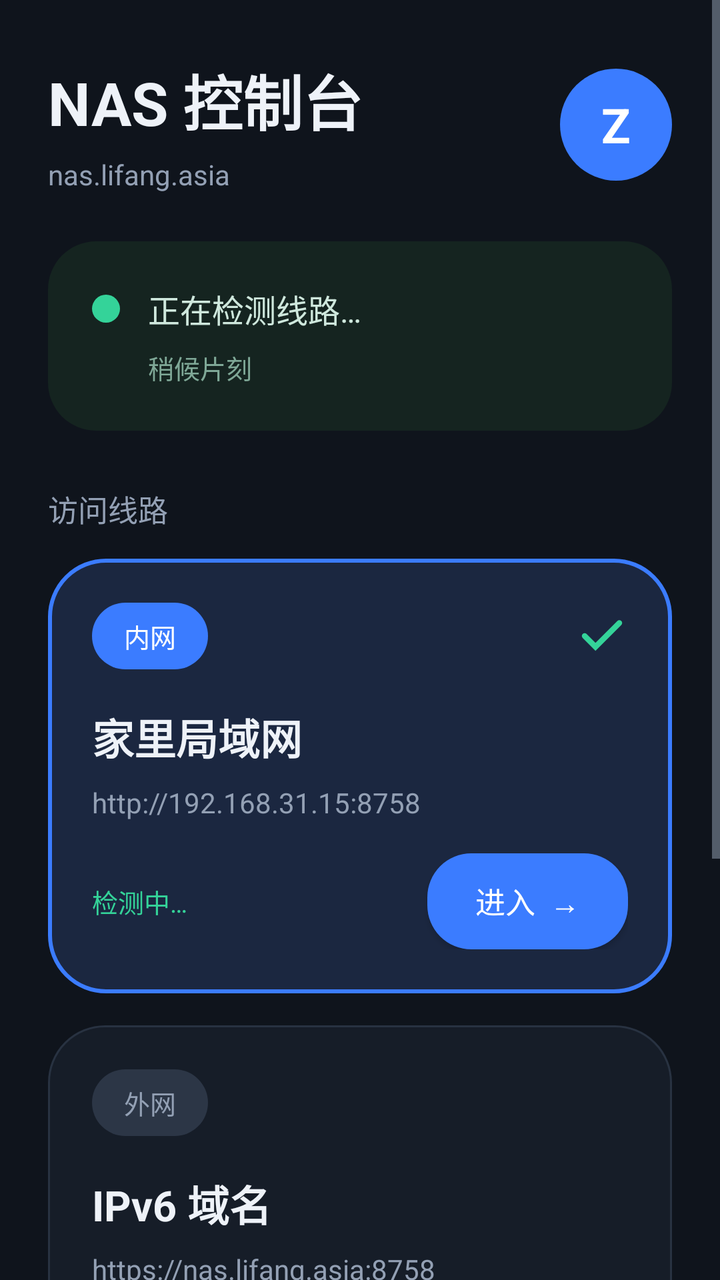
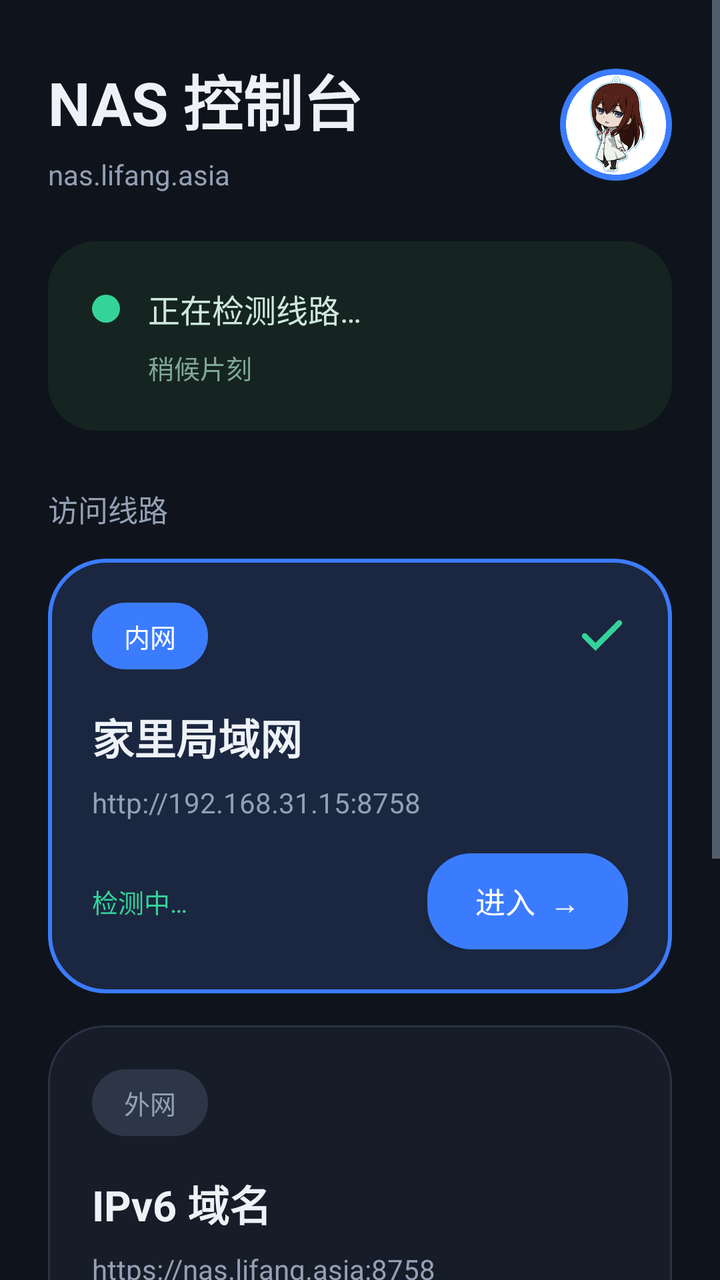

Screens rendered from an Android XML layout before and after an edit, with the pre-edit source and the edit as a unified diff.
<!-- AndroidManifest.xml: application theme Theme.NasWebView -->
<!-- res/layout/view_home.xml -->
<?xml version="1.0" encoding="utf-8"?>
<ScrollView xmlns:android="http://schemas.android.com/apk/res/android"
    android:id="@+id/screenHomeRoot"
    android:layout_width="match_parent"
    android:layout_height="match_parent"
    android:background="@color/bg"
    android:fillViewport="true">

    <LinearLayout
        android:layout_width="match_parent"
        android:layout_height="wrap_content"
        android:orientation="vertical"
        android:paddingStart="24dp"
        android:paddingTop="28dp"
        android:paddingEnd="24dp"
        android:paddingBottom="28dp">

        
        <LinearLayout
            android:layout_width="match_parent"
            android:layout_height="wrap_content"
            android:gravity="center_vertical"
            android:orientation="horizontal">

            <LinearLayout
                android:layout_width="0dp"
                android:layout_height="wrap_content"
                android:layout_weight="1"
                android:orientation="vertical">

                <TextView
                    android:layout_width="wrap_content"
                    android:layout_height="wrap_content"
                    android:text="NAS 控制台"
                    android:textColor="@color/text_primary"
                    android:textSize="30sp"
                    android:textStyle="bold" />

                <TextView
                    android:id="@+id/homeSubtitle"
                    android:layout_width="wrap_content"
                    android:layout_height="wrap_content"
                    android:layout_marginTop="6dp"
                    android:text="nas.lifang.asia"
                    android:textColor="@color/text_secondary"
                    android:textSize="14sp" />
            </LinearLayout>

            <TextView
                android:layout_width="56dp"
                android:layout_height="56dp"
                android:background="@drawable/bg_avatar"
                android:gravity="center"
                android:text="Z"
                android:textColor="@color/white"
                android:textSize="24sp"
                android:textStyle="bold" />
        </LinearLayout>

        
        <LinearLayout
            android:id="@+id/banner"
            android:layout_width="match_parent"
            android:layout_height="wrap_content"
            android:layout_marginTop="24dp"
            android:background="@drawable/bg_banner"
            android:orientation="vertical"
            android:padding="22dp">

            <LinearLayout
                android:layout_width="match_parent"
                android:layout_height="wrap_content"
                android:gravity="center_vertical"
                android:orientation="horizontal">

                <TextView
                    android:layout_width="14dp"
                    android:layout_height="14dp"
                    android:background="@drawable/bg_dot" />

                <TextView
                    android:id="@+id/bannerTitle"
                    android:layout_width="wrap_content"
                    android:layout_height="wrap_content"
                    android:layout_marginStart="14dp"
                    android:text="正在检测线路…"
                    android:textColor="#CFE8DD"
                    android:textSize="16sp" />
            </LinearLayout>

            <TextView
                android:id="@+id/bannerSub"
                android:layout_width="wrap_content"
                android:layout_height="wrap_content"
                android:layout_marginStart="28dp"
                android:layout_marginTop="8dp"
                android:text="稍候片刻"
                android:textColor="#7FA897"
                android:textSize="13sp" />
        </LinearLayout>

        
        <TextView
            android:layout_width="wrap_content"
            android:layout_height="wrap_content"
            android:layout_marginTop="28dp"
            android:text="访问线路"
            android:textColor="@color/text_secondary"
            android:textSize="15sp" />

        
        <LinearLayout
            android:id="@+id/cardLan"
            android:layout_width="match_parent"
            android:layout_height="wrap_content"
            android:layout_marginTop="14dp"
            android:background="@drawable/bg_card_active"
            android:orientation="vertical"
            android:padding="22dp">

            <LinearLayout
                android:layout_width="match_parent"
                android:layout_height="wrap_content"
                android:gravity="center_vertical"
                android:orientation="horizontal">

                <TextView
                    android:layout_width="wrap_content"
                    android:layout_height="wrap_content"
                    android:background="@drawable/bg_chip_accent"
                    android:paddingStart="16dp"
                    android:paddingTop="7dp"
                    android:paddingEnd="16dp"
                    android:paddingBottom="7dp"
                    android:text="内网"
                    android:textColor="@color/white"
                    android:textSize="13sp" />

                <View
                    android:layout_width="0dp"
                    android:layout_height="1dp"
                    android:layout_weight="1" />

                <ImageView
                    android:id="@+id/checkLan"
                    android:layout_width="26dp"
                    android:layout_height="26dp"
                    android:src="@drawable/ic_check"
                    android:tint="@color/green" />
            </LinearLayout>

            <TextView
                android:layout_width="wrap_content"
                android:layout_height="wrap_content"
                android:layout_marginTop="18dp"
                android:text="家里局域网"
                android:textColor="@color/text_primary"
                android:textSize="21sp"
                android:textStyle="bold" />

            <TextView
                android:id="@+id/addrLan"
                android:layout_width="wrap_content"
                android:layout_height="wrap_content"
                android:layout_marginTop="8dp"
                android:text="http://192.168.31.15:8758"
                android:textColor="@color/text_secondary"
                android:textSize="14sp" />

            <LinearLayout
                android:layout_width="match_parent"
                android:layout_height="wrap_content"
                android:layout_marginTop="16dp"
                android:gravity="center_vertical"
                android:orientation="horizontal">

                <TextView
                    android:id="@+id/metaLan"
                    android:layout_width="0dp"
                    android:layout_height="wrap_content"
                    android:layout_weight="1"
                    android:text="检测中…"
                    android:textColor="@color/green"
                    android:textSize="13sp" />

                <Button
                    android:id="@+id/btnEnterLan"
                    android:layout_width="wrap_content"
                    android:layout_height="48dp"
                    android:background="@drawable/bg_btn_primary"
                    android:minWidth="0dp"
                    android:minHeight="0dp"
                    android:paddingStart="24dp"
                    android:paddingEnd="24dp"
                    android:text="进入  →"
                    android:textColor="@color/white"
                    android:textSize="15sp" />
            </LinearLayout>
        </LinearLayout>

        
        <LinearLayout
            android:id="@+id/cardWan"
            android:layout_width="match_parent"
            android:layout_height="wrap_content"
            android:layout_marginTop="16dp"
            android:background="@drawable/bg_card"
            android:orientation="vertical"
            android:padding="22dp">

            <LinearLayout
                android:layout_width="match_parent"
                android:layout_height="wrap_content"
                android:gravity="center_vertical"
                android:orientation="horizontal">

                <TextView
                    android:layout_width="wrap_content"
                    android:layout_height="wrap_content"
                    android:background="@drawable/bg_chip_muted"
                    android:paddingStart="16dp"
                    android:paddingTop="7dp"
                    android:paddingEnd="16dp"
                    android:paddingBottom="7dp"
                    android:text="外网"
                    android:textColor="@color/text_secondary"
                    android:textSize="13sp" />

                <View
                    android:layout_width="0dp"
                    android:layout_height="1dp"
                    android:layout_weight="1" />

                <ImageView
                    android:id="@+id/checkWan"
                    android:layout_width="26dp"
                    android:layout_height="26dp"
                    android:src="@drawable/ic_check"
                    android:tint="@color/green"
                    android:visibility="gone" />
            </LinearLayout>

            <TextView
                android:layout_width="wrap_content"
                android:layout_height="wrap_content"
                android:layout_marginTop="18dp"
                android:text="IPv6 域名"
                android:textColor="@color/text_primary"
                android:textSize="21sp"
                android:textStyle="bold" />

            <TextView
                android:id="@+id/addrWan"
                android:layout_width="wrap_content"
                android:layout_height="wrap_content"
                android:layout_marginTop="8dp"
                android:text="https://nas.lifang.asia:8758"
                android:textColor="@color/text_secondary"
                android:textSize="14sp" />

            <LinearLayout
                android:layout_width="match_parent"
                android:layout_height="wrap_content"
                android:layout_marginTop="16dp"
                android:gravity="center_vertical"
                android:orientation="horizontal">

                <TextView
                    android:id="@+id/metaWan"
                    android:layout_width="0dp"
                    android:layout_height="wrap_content"
                    android:layout_weight="1"
                    android:text="检测中…"
                    android:textColor="@color/text_secondary"
                    android:textSize="13sp" />

                <Button
                    android:id="@+id/btnEnterWan"
                    android:layout_width="wrap_content"
                    android:layout_height="48dp"
                    android:background="@drawable/bg_btn_secondary"
                    android:minWidth="0dp"
                    android:minHeight="0dp"
                    android:paddingStart="24dp"
                    android:paddingEnd="24dp"
                    android:text="进入  →"
                    android:textColor="@color/text_primary"
                    android:textSize="15sp" />
            </LinearLayout>
        </LinearLayout>

        
        <TextView
            android:layout_width="wrap_content"
            android:layout_height="wrap_content"
            android:layout_marginTop="28dp"
            android:text="快捷操作"
            android:textColor="@color/text_secondary"
            android:textSize="15sp" />

        <LinearLayout
            android:layout_width="match_parent"
            android:layout_height="wrap_content"
            android:layout_marginTop="14dp"
            android:orientation="horizontal">

            <LinearLayout
                android:id="@+id/tileAuto"
                android:layout_width="0dp"
                android:layout_height="132dp"
                android:layout_weight="1"
                android:background="@drawable/bg_tile"
                android:gravity="center"
                android:orientation="vertical">

                <ImageView
                    android:layout_width="30dp"
                    android:layout_height="30dp"
                    android:src="@drawable/ic_bolt"
                    android:tint="@color/accent_soft" />

                <TextView
                    android:layout_width="wrap_content"
                    android:layout_height="wrap_content"
                    android:layout_marginTop="10dp"
                    android:text="自动选择"
                    android:textColor="@color/text_primary"
                    android:textSize="13sp" />
            </LinearLayout>

            <LinearLayout
                android:id="@+id/tileRefresh"
                android:layout_width="0dp"
                android:layout_height="132dp"
                android:layout_marginStart="12dp"
                android:layout_weight="1"
                android:background="@drawable/bg_tile"
                android:gravity="center"
                android:orientation="vertical">

                <ImageView
                    android:layout_width="30dp"
                    android:layout_height="30dp"
                    android:src="@drawable/ic_refresh"
                    android:tint="@color/accent_soft" />

                <TextView
                    android:layout_width="wrap_content"
                    android:layout_height="wrap_content"
                    android:layout_marginTop="10dp"
                    android:text="重新检测"
                    android:textColor="@color/text_primary"
                    android:textSize="13sp" />
            </LinearLayout>

            <LinearLayout
                android:id="@+id/tileAwake"
                android:layout_width="0dp"
                android:layout_height="132dp"
                android:layout_marginStart="12dp"
                android:layout_weight="1"
                android:background="@drawable/bg_tile"
                android:gravity="center"
                android:orientation="vertical">

                <ImageView
                    android:layout_width="30dp"
                    android:layout_height="30dp"
                    android:src="@drawable/ic_sun"
                    android:tint="@color/accent_soft" />

                <TextView
                    android:id="@+id/tileAwakeLabel"
                    android:layout_width="wrap_content"
                    android:layout_height="wrap_content"
                    android:layout_marginTop="10dp"
                    android:text="常亮·开"
                    android:textColor="@color/text_primary"
                    android:textSize="13sp" />
            </LinearLayout>
        </LinearLayout>
    </LinearLayout>
</ScrollView>
<!-- resources referenced by this layout -->
<resources>
  <color name="accent_soft">#5B8CFF</color>
  <color name="bg">#0F141C</color>
  <color name="green">#34D399</color>
  <color name="text_primary">#EEF2F8</color>
  <color name="text_secondary">#93A0B4</color>
  <color name="white">#FFFFFF</color>
  <!-- drawable bg_avatar (drawable) -->
  <?xml version="1.0" encoding="utf-8"?>
  <shape xmlns:android="http://schemas.android.com/apk/res/android"
      android:shape="oval">
      <solid android:color="#3B7CFF" />
      
  </shape>
  <!-- drawable bg_banner (drawable) -->
  <?xml version="1.0" encoding="utf-8"?>
  <shape xmlns:android="http://schemas.android.com/apk/res/android"
      android:shape="rectangle">
      <solid android:color="#152420" />
      <corners android:radius="24dp" />
  </shape>
  <!-- drawable bg_btn_primary (drawable) -->
  <?xml version="1.0" encoding="utf-8"?>
  <shape xmlns:android="http://schemas.android.com/apk/res/android"
      android:shape="rectangle">
      <solid android:color="#3B7CFF" />
      <corners android:radius="22dp" />
  </shape>
  <!-- drawable bg_btn_secondary (drawable) -->
  <?xml version="1.0" encoding="utf-8"?>
  <shape xmlns:android="http://schemas.android.com/apk/res/android"
      android:shape="rectangle">
      <solid android:color="#2C3646" />
      <corners android:radius="22dp" />
  </shape>
  <!-- drawable bg_card (drawable) -->
  <?xml version="1.0" encoding="utf-8"?>
  <shape xmlns:android="http://schemas.android.com/apk/res/android"
      android:shape="rectangle">
      <solid android:color="#161D28" />
          <stroke android:width="1dp" android:color="#283241" />
      <corners android:radius="28dp" />
  </shape>
  <!-- drawable bg_card_active (drawable) -->
  <?xml version="1.0" encoding="utf-8"?>
  <shape xmlns:android="http://schemas.android.com/apk/res/android"
      android:shape="rectangle">
      <solid android:color="#1B2740" />
          <stroke android:width="2dp" android:color="#3B7CFF" />
      <corners android:radius="28dp" />
  </shape>
  <!-- drawable bg_chip_accent (drawable) -->
  <?xml version="1.0" encoding="utf-8"?>
  <shape xmlns:android="http://schemas.android.com/apk/res/android"
      android:shape="rectangle">
      <solid android:color="#3B7CFF" />
      <corners android:radius="20dp" />
  </shape>
  <!-- drawable bg_chip_muted (drawable) -->
  <?xml version="1.0" encoding="utf-8"?>
  <shape xmlns:android="http://schemas.android.com/apk/res/android"
      android:shape="rectangle">
      <solid android:color="#2C3646" />
      <corners android:radius="20dp" />
  </shape>
  <!-- drawable bg_dot (drawable) -->
  <?xml version="1.0" encoding="utf-8"?>
  <shape xmlns:android="http://schemas.android.com/apk/res/android"
      android:shape="oval">
      <solid android:color="#34D399" />
      
  </shape>
  <!-- drawable bg_tile (drawable) -->
  <?xml version="1.0" encoding="utf-8"?>
  <shape xmlns:android="http://schemas.android.com/apk/res/android"
      android:shape="rectangle">
      <solid android:color="#1E2733" />
      <corners android:radius="24dp" />
  </shape>
  <!-- drawable ic_bolt (drawable) -->
  <?xml version="1.0" encoding="utf-8"?>
  <vector xmlns:android="http://schemas.android.com/apk/res/android"
      android:width="24dp" android:height="24dp"
      android:viewportWidth="24" android:viewportHeight="24">
      <path android:fillColor="#FFFFFFFF" android:pathData="M13,2 L6,12 h4 l-1,10 7,-12 h-4 z" />
  </vector>
  <!-- drawable ic_check (drawable) -->
  <?xml version="1.0" encoding="utf-8"?>
  <vector xmlns:android="http://schemas.android.com/apk/res/android"
      android:width="24dp" android:height="24dp"
      android:viewportWidth="24" android:viewportHeight="24">
      <path android:fillColor="#00000000" android:strokeColor="#FFFFFFFF" android:strokeWidth="2.6" android:strokeLineCap="round" android:pathData="M4,12 l5,5 L20,6" />
  </vector>
  <color name="accent">#3B7CFF</color>
  <!-- unchanged entries left out for length: 3 -->
</resources>

<!-- the commit's change to res/layout/view_home.xml (unified diff, before → after) -->
@@ -46,15 +46,12 @@
                     android:textSize="14sp" />
             </LinearLayout>
 
-            <TextView
+            <ImageView
                 android:layout_width="56dp"
                 android:layout_height="56dp"
                 android:background="@drawable/bg_avatar"
-                android:gravity="center"
-                android:text="Z"
-                android:textColor="@color/white"
-                android:textSize="24sp"
-                android:textStyle="bold" />
+                android:padding="3dp"
+                android:src="@drawable/ic_avatar" />
         </LinearLayout>
 
         
<!-- resource entries referenced after the edit -->
@@ -78,6 +78,7 @@
       <solid android:color="#1E2733" />
       <corners android:radius="24dp" />
   </shape>
+  <!-- drawable ic_avatar: png bitmap (drawable, 50750 bytes) -->
   <!-- drawable ic_bolt (drawable) -->
   <?xml version="1.0" encoding="utf-8"?>
   <vector xmlns:android="http://schemas.android.com/apk/res/android"
